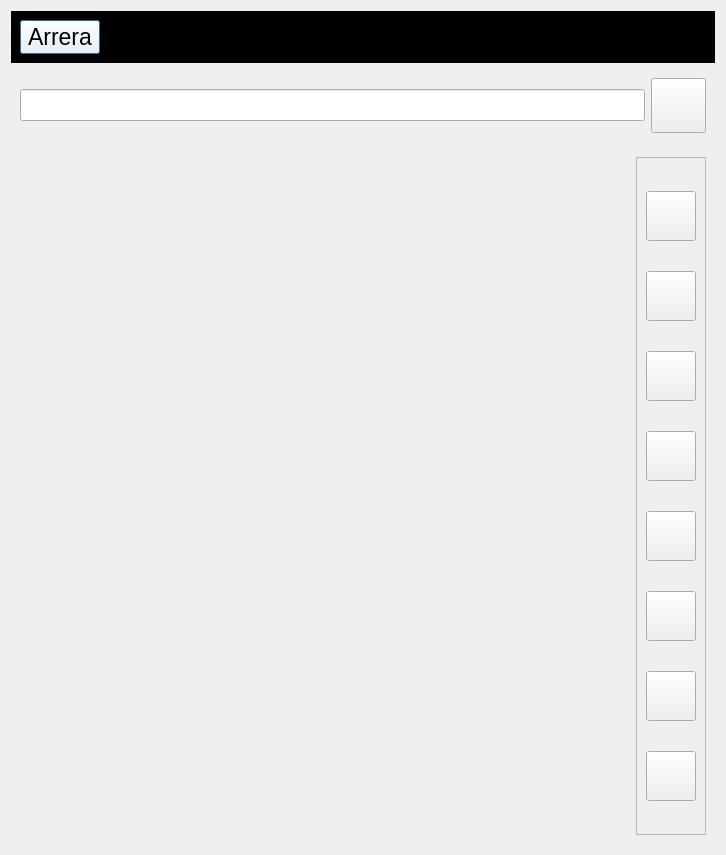
Qt form arreraui.ui (Arrera-Software/Arrera-Interface) before a commit.
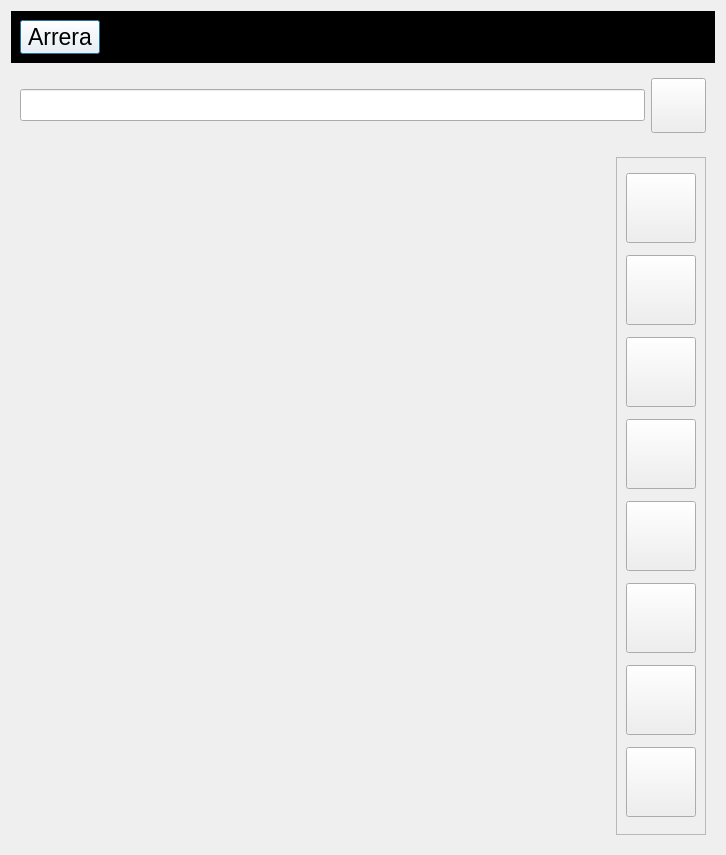
The same form after that commit. The open tabs and pages were chosen to show the change. Icons and pictures are not drawn.

Commit message: Ajout des icon au bouton

Diff of the .ui file:
```diff
--- a/arreraui.ui
+++ b/arreraui.ui
@@ -188,33 +188,43 @@
            <widget class="QPushButton" name="IDC_ASSISTANT">
             <property name="minimumSize">
              <size>
-              <width>50</width>
-              <height>50</height>
+              <width>70</width>
+              <height>70</height>
              </size>
             </property>
             <property name="maximumSize">
              <size>
-              <width>50</width>
-              <height>50</height>
+              <width>70</width>
+              <height>70</height>
              </size>
             </property>
             <property name="text">
              <string/>
             </property>
+            <property name="icon">
+             <iconset resource="resource.qrc">
+              <normaloff>:/icon/img/Assistant.png</normaloff>:/icon/img/Assistant.png</iconset>
+            </property>
+            <property name="iconSize">
+             <size>
+              <width>65</width>
+              <height>65</height>
+             </size>
+            </property>
            </widget>
           </item>
           <item>
            <widget class="QPushButton" name="IDC_APP1">
             <property name="minimumSize">
              <size>
-              <width>50</width>
-              <height>50</height>
+              <width>70</width>
+              <height>70</height>
              </size>
             </property>
             <property name="maximumSize">
              <size>
-              <width>50</width>
-              <height>50</height>
+              <width>70</width>
+              <height>70</height>
              </size>
             </property>
             <property name="text">
@@ -226,14 +236,14 @@
            <widget class="QPushButton" name="IDC_APP2">
             <property name="minimumSize">
              <size>
-              <width>50</width>
-              <height>50</height>
+              <width>70</width>
+              <height>70</height>
              </size>
             </property>
             <property name="maximumSize">
              <size>
-              <width>50</width>
-              <height>50</height>
+              <width>70</width>
+              <height>70</height>
              </size>
             </property>
             <property name="text">
@@ -245,14 +255,14 @@
            <widget class="QPushButton" name="IDC_APP3">
             <property name="minimumSize">
              <size>
-              <width>50</width>
-              <height>50</height>
+              <width>70</width>
+              <height>70</height>
              </size>
             </property>
             <property name="maximumSize">
              <size>
-              <width>50</width>
-              <height>50</height>
+              <width>70</width>
+              <height>70</height>
              </size>
             </property>
             <property name="text">
@@ -264,14 +274,14 @@
            <widget class="QPushButton" name="IDC_APP4">
             <property name="minimumSize">
              <size>
-              <width>50</width>
-              <height>50</height>
+              <width>70</width>
+              <height>70</height>
              </size>
             </property>
             <property name="maximumSize">
              <size>
-              <width>50</width>
-              <height>50</height>
+              <width>70</width>
+              <height>70</height>
              </size>
             </property>
             <property name="text">
@@ -283,14 +293,14 @@
            <widget class="QPushButton" name="IDC_APP5">
             <property name="minimumSize">
              <size>
-              <width>50</width>
-              <height>50</height>
+              <width>70</width>
+              <height>70</height>
              </size>
             </property>
             <property name="maximumSize">
              <size>
-              <width>50</width>
-              <height>50</height>
+              <width>70</width>
+              <height>70</height>
              </size>
             </property>
             <property name="text">
@@ -302,14 +312,14 @@
            <widget class="QPushButton" name="IDC_APP6">
             <property name="minimumSize">
              <size>
-              <width>50</width>
-              <height>50</height>
+              <width>70</width>
+              <height>70</height>
              </size>
             </property>
             <property name="maximumSize">
              <size>
-              <width>50</width>
-              <height>50</height>
+              <width>70</width>
+              <height>70</height>
              </size>
             </property>
             <property name="text">
@@ -321,19 +331,29 @@
            <widget class="QPushButton" name="IDC_QUIT">
             <property name="minimumSize">
              <size>
-              <width>50</width>
-              <height>50</height>
+              <width>70</width>
+              <height>70</height>
              </size>
             </property>
             <property name="maximumSize">
              <size>
-              <width>50</width>
-              <height>50</height>
+              <width>70</width>
+              <height>70</height>
              </size>
             </property>
             <property name="text">
              <string/>
             </property>
+            <property name="icon">
+             <iconset resource="resource.qrc">
+              <normaloff>:/icon/img/ExitArrera.png</normaloff>:/icon/img/ExitArrera.png</iconset>
+            </property>
+            <property name="iconSize">
+             <size>
+              <width>65</width>
+              <height>65</height>
+             </size>
+            </property>
            </widget>
           </item>
          </layout>
```
Left out of the diff: 2 changed lines with no effect on the pictures.
